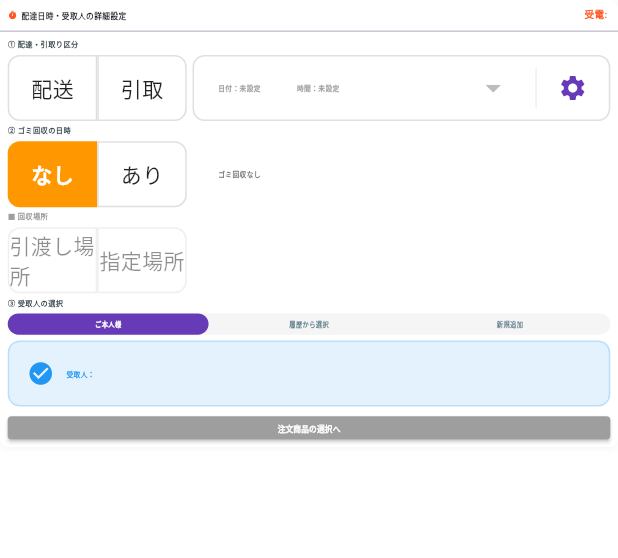
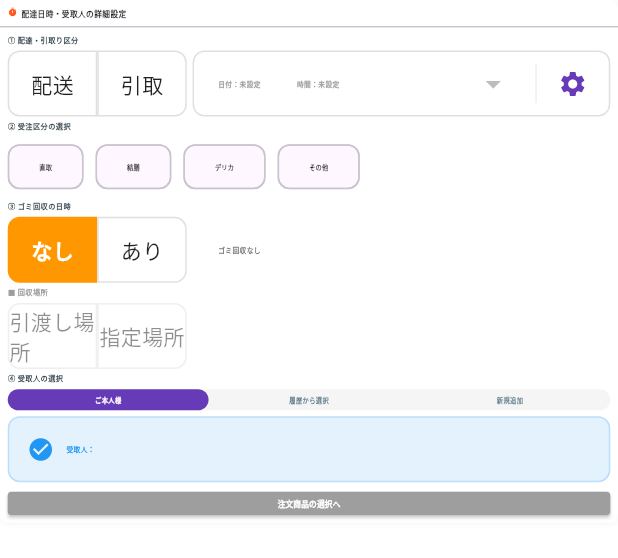
Before and after one commit to shohei-onoue/katura_system, a Flutter app: the DeliveryTimeStep widget shown alone on an empty page, opened directly with empty values, on a phone screen of 412 x 824 dp. Shown: the top 558 px of the screen. Run offline on Flutter 3.47's test engine with Material 3 defaults, Android fonts, the phone set to English and light mode, and no system bars; our stand-ins replace cloud_firestore, firebase_core, firebase_storage, google_maps_flutter, image_picker, table_calendar and 1 more; missing offline and left inert: google_mlkit_digital_ink_recognition, sqlite3; accounts and stored records are empty.

Commit message:
katura-system/ver0.0.0

```diff
--- a/lib/screens/order_form/widgets/steps/delivery_destination_step.dart
+++ b/lib/screens/order_form/widgets/steps/delivery_destination_step.dart
@@ -11,7 +11,6 @@ import '../order_form_parts.dart';
 
 class DeliveryDestinationStep extends StatelessWidget {
   final Customer? currentCustomer;
-  final String phoneDisplay;
   final bool isHistoryMode;
   final String selectedHistoryCategory;
   final String facilityControllerText;
@@ -62,7 +61,6 @@ class DeliveryDestinationStep extends StatelessWidget {
   const DeliveryDestinationStep({
     super.key,
     required this.currentCustomer,
-    required this.phoneDisplay,
     required this.isHistoryMode,
     required this.selectedHistoryCategory,
     required this.facilityControllerText,
@@ -117,8 +115,6 @@ class DeliveryDestinationStep extends StatelessWidget {
         OrderFormCard(
           title: '配達先の確定',
           icon: Icons.location_on,
-          trailing: Text('受電: $phoneDisplay',
-            style: TextStyle(fontSize: rf(context, 20), fontWeight: FontWeight.bold, color: Colors.deepOrange)),
           child: Column(
             children: [
               Row(
--- a/lib/screens/order_form/widgets/steps/delivery_time_step.dart
+++ b/lib/screens/order_form/widgets/steps/delivery_time_step.dart
@@ -22,7 +22,10 @@ class DeliveryTimeStep extends StatefulWidget {
   final TextEditingController receiverController;
   final Customer? currentCustomer;
   final String facilityName;
-  final String phoneDisplay;
+
+  final String orderSource;
+  final TextEditingController orderSourceOtherController;
+  final Function(String) onOrderSourceChanged;
 
   final bool trashPickupRequested;
   final DateTime? trashPickupDateTime;
@@ -58,7 +61,9 @@ class DeliveryTimeStep extends StatefulWidget {
     required this.receiverController,
     required this.currentCustomer,
     required this.facilityName,
-    required this.phoneDisplay,
+    required this.orderSource,
+    required this.orderSourceOtherController,
+    required this.onOrderSourceChanged,
     required this.trashPickupRequested,
     required this.trashPickupDateTime,
     required this.trashPickupLocation,
@@ -111,8 +116,6 @@ class _DeliveryTimeStepState extends State<DeliveryTimeStep> {
     return OrderFormCard(
       title: '配達日時・受取人の詳細設定',
       icon: Icons.timer,
-      trailing: Text('受電: ${widget.phoneDisplay}',
-        style: TextStyle(fontSize: rf(context, 20), fontWeight: FontWeight.bold, color: Colors.deepOrange)),
       child: SingleChildScrollView(
         child: Column(
           crossAxisAlignment: CrossAxisAlignment.start,
@@ -152,8 +155,13 @@ class _DeliveryTimeStepState extends State<DeliveryTimeStep> {
             ),
             SizedBox(height: rs(context, 10)),
 
+            // 1.5 受注区分 (追加)
+            _buildSectionHeader('② 受注区分の選択'),
+            _buildOrderSourceRow(context),
+            SizedBox(height: rs(context, 10)),
+
             // 2. ゴミ回収の日時
-            _buildSectionHeader('② ゴミ回収の日時'),
+            _buildSectionHeader('③ ゴミ回収の日時'),
             SizedBox(
               height: 44,
               child: Row(
@@ -219,7 +227,7 @@ class _DeliveryTimeStepState extends State<DeliveryTimeStep> {
             SizedBox(height: rs(context, 10)),
 
             // 3. 受取人の選択
-            _buildSectionHeader('③ 受取人の選択'),
+            _buildSectionHeader('④ 受取人の選択'),
             _buildReceiverArea(context),
 
             SizedBox(height: rs(context, 20)),
@@ -530,7 +538,62 @@ class _DeliveryTimeStepState extends State<DeliveryTimeStep> {
       ),
     );
   }
+
+  Widget _buildOrderSourceRow(BuildContext context) {
+    final bool isPickup = widget.deliveryType == '引取';
+
+    return Row(
+      crossAxisAlignment: CrossAxisAlignment.center,
+      children: [
+        // ボタン群
+        _choiceChip(context, '直取', widget.orderSource == '直取', (v) => widget.onOrderSourceChanged('直取')),
+        const SizedBox(width: 8),
+        _choiceChip(context, '結膳', widget.orderSource == '結膳', (v) => widget.onOrderSourceChanged('結膳'), enabled: !isPickup),
+        const SizedBox(width: 8),
+        _choiceChip(context, 'デリカ', widget.orderSource == 'デリカ', (v) => widget.onOrderSourceChanged('デリカ'), enabled: !isPickup),
+        const SizedBox(width: 8),
+        _choiceChip(context, 'その他', widget.orderSource == 'その他', (v) => widget.onOrderSourceChanged('その他'), enabled: !isPickup),
+
+        // 「その他」詳細フィールド
+        if (widget.orderSource == 'その他') ...[
+          const SizedBox(width: 16),
+          Expanded(
+            child: Opacity(
+              opacity: isPickup ? 0.5 : 1.0,
+              child: IgnorePointer(
+                ignoring: isPickup,
+                child: KMultimodalTextField(
+                  label: '',
+                  hintText: '受注区分（詳細）を入力',
+                  showLabel: false,
+                  controller: widget.orderSourceOtherController,
+                  height: rs(context, 44),
+                ),
+              ),
+            ),
+          ),
+        ],
+      ],
+    );
+  }
+
+  Widget _choiceChip(BuildContext context, String label, bool isSelected, Function(bool) onSelected, {bool enabled = true}) {
+    return Opacity(
+      opacity: enabled ? 1.0 : 0.5,
+      child: ChoiceChip(
+        label: Text(label, style: TextStyle(fontSize: rf(context, 13), fontWeight: FontWeight.bold)),
+        selected: isSelected,
+        onSelected: enabled ? onSelected : null,
+        selectedColor: Colors.deepPurple,
+        labelStyle: TextStyle(color: isSelected ? Colors.white : Colors.black87),
+        padding: const EdgeInsets.symmetric(horizontal: 12, vertical: 8),
+        visualDensity: VisualDensity.compact,
+        showCheckmark: false,
+      ),
+    );
+  }
 }
+
 
 class _TimeSettingsCustomDialog extends StatefulWidget {
   final TimeOfDay initialMin;
--- a/lib/screens/order_form/widgets/steps/items_selection_step.dart
+++ b/lib/screens/order_form/widgets/steps/items_selection_step.dart
@@ -12,7 +12,6 @@ class ItemsSelectionStep extends StatefulWidget {
   final double riceAmount;
   final String packaging;
   final int totalPrice;
-  final String phoneDisplay; // 受電番号
   final Function(List<Map<String, dynamic>>) onAddItem;
   final Function(String, int) onQuantityChanged;
   final VoidCallback onNext;
@@ -25,7 +24,6 @@ class ItemsSelectionStep extends StatefulWidget {
     required this.riceAmount,
     required this.packaging,
     required this.totalPrice,
-    required this.phoneDisplay,
     required this.onAddItem,
     required this.onQuantityChanged,
     required this.onNext,
@@ -92,8 +90,6 @@ class _ItemsSelectionStepState extends State<ItemsSelectionStep> {
                   style: TextStyle(color: Colors.blueGrey, fontWeight: FontWeight.bold, fontSize: rf(context, 12))),
                 const SizedBox(width: 24),
               ],
-              Text('受電: ${widget.phoneDisplay}',
-                style: TextStyle(fontSize: rf(context, 20), fontWeight: FontWeight.bold, color: Colors.deepOrange)),
             ],
           ),
           child: Column(
```
Also changed, not shown: lib/screens/order_form/widgets/order_form_sidebar.dart (+33 -0 lines), lib/screens/order_form/widgets/steps/finalize_step.dart (+101 -92 lines), lib/screens/order_form_screen.dart (+3 -7 lines), 3 other files.
